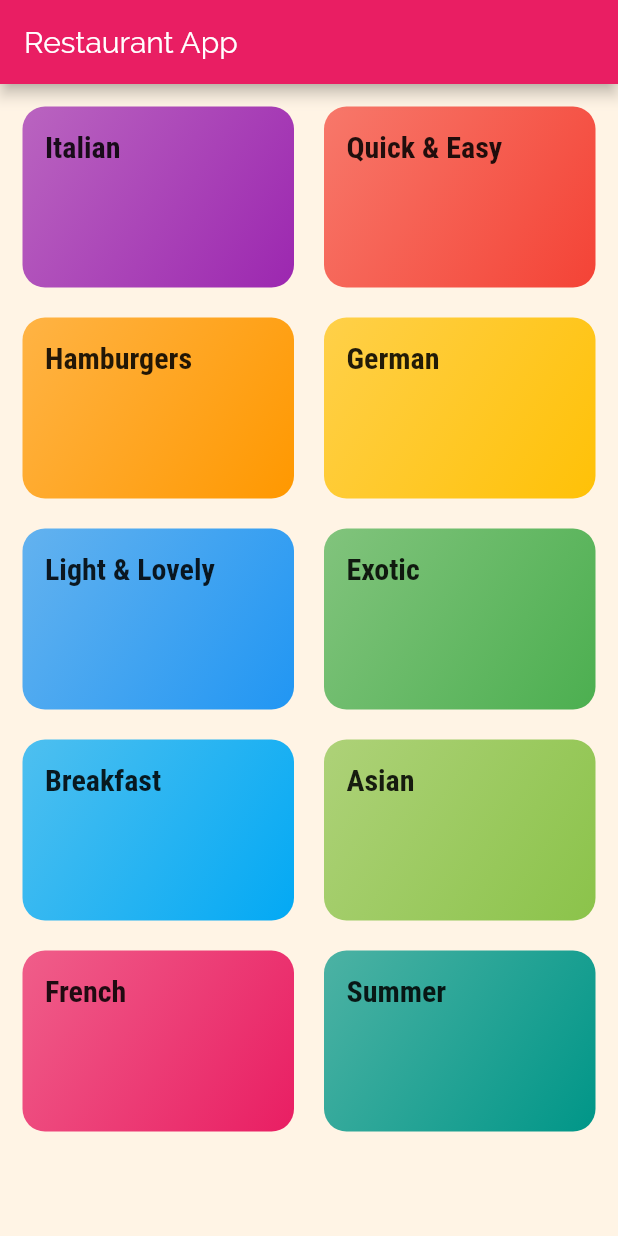
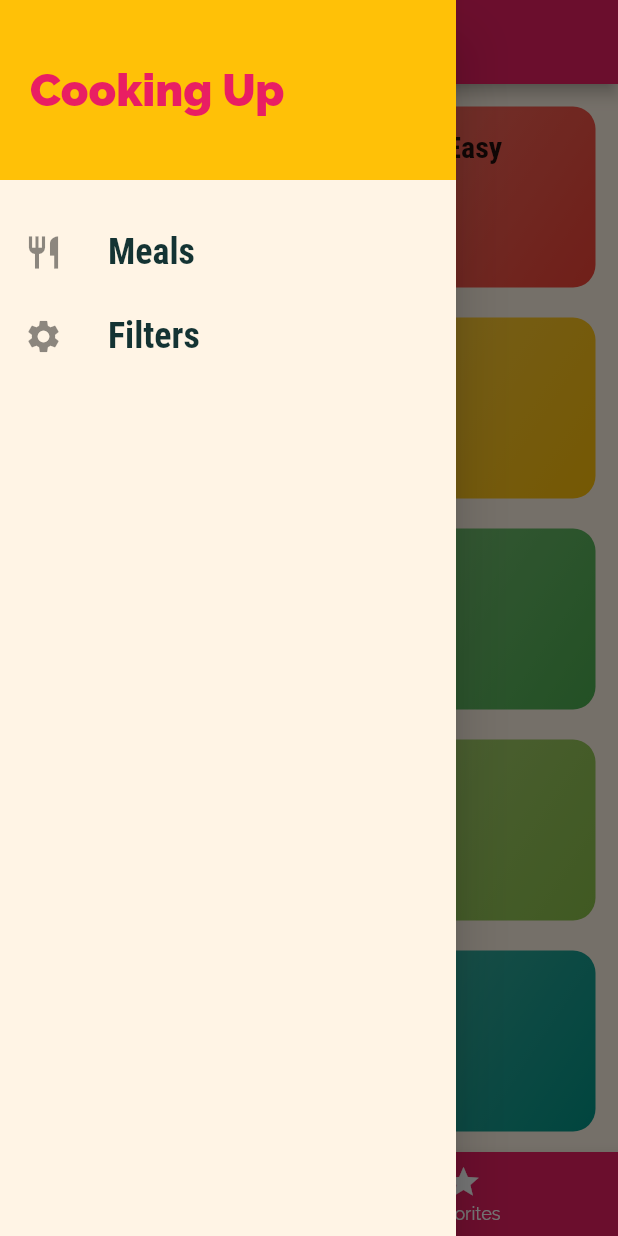
Before and after one commit to sleez007/restaurant_project, a Flutter app: the screen it shows after launch, with the side drawer open (before the commit the screen has no drawer), on a phone screen of 412 x 824 dp. Run offline on Flutter 3.47's test engine with Material 2 defaults, Android fonts, the phone set to English and light mode, and no system bars.

Commit message:
project wrapup

```diff
--- a/lib/main.dart
+++ b/lib/main.dart
@@ -2,14 +2,76 @@ import 'dart:io';
 
 import 'package:flutter/cupertino.dart';
 import 'package:flutter/material.dart';
+import 'package:resturant_project/dummy_data.dart';
+import 'package:resturant_project/models/Meal.dart';
+import 'package:resturant_project/routes/bottom_tab_screen.dart';
 import 'package:resturant_project/routes/categoryScreen/categories_screen.dart';
 import 'package:resturant_project/routes/categorymeal/category_meals_screen.dart';
+import 'package:resturant_project/routes/filtersScreen/filters_screen.dart';
 import 'package:resturant_project/routes/mealDetail/meal_detail_screen.dart';
+import 'package:resturant_project/routes/tabs_screen.dart';
 
 void main() => runApp(MyApp());
 
-class MyApp extends StatelessWidget {
-  // This widget is the root of your application.
+class MyApp extends StatefulWidget {
+  @override
+  _MyAppState createState() {
+    return _MyAppState();
+  }
+
+
+}
+
+class _MyAppState extends State<MyApp>{
+  Map<String , bool> _filters = {
+    'gluten' : false,
+    'lactose' : false,
+    'vegan' : false,
+    'vegetarian': false
+  };
+
+  List<Meal> _availableMeals = DUMMY_MEALS;
+
+  List<Meal> _favoriteMeals = [];
+
+  void _setFilters(Map<String , bool> filteredData ){
+    setState(() {
+      _filters = filteredData;
+      _availableMeals = DUMMY_MEALS.where((meal){
+        if(_filters['gluten'] && !meal.isGlutenFree){
+          return false;
+        }
+        if(_filters['lactose'] && !meal.isLactoseFree){
+          return false;
+        }
+        if(_filters['vegan'] && !meal.isVegan){
+          return false;
+        }
+        if(_filters['vegetarian'] && !meal.isVegetarian){
+          return false;
+        }
+        return true;
+      }).toList();
+    });
+  }
+
+  void _toggleFavorite(String mealId){
+   final existingIndex = _favoriteMeals.indexWhere((meal)=>meal.id == mealId);
+   if(existingIndex >= 0){
+     setState(() {
+       _favoriteMeals.removeAt(existingIndex);
+     });
+   }else{
+     setState(() {
+       _favoriteMeals.add(DUMMY_MEALS.firstWhere((meal)=> meal.id == mealId));
+     });
+   }
+  }
+
+  bool _isMealFavorite(String id){
+    return _favoriteMeals.any((meal)=>meal.id == id);
+  }
+
   @override
   Widget build(BuildContext context) {
     return Platform.isIOS ?
@@ -25,8 +87,9 @@ class MyApp extends StatelessWidget {
       //initialRoute: '/',
       routes: {
         '/': (context) =>  CategoriesScreen(),
-        CategoryMealsScreen.routeName: (context) => CategoryMealsScreen(),
-        MealDetailScreen.routeName: (context) => MealDetailScreen()
+        CategoryMealsScreen.routeName: (context) => CategoryMealsScreen(_availableMeals),
+        MealDetailScreen.routeName: (context) => MealDetailScreen(_toggleFavorite,_isMealFavorite),
+        FiltersScreen.routeName: (context)=>FiltersScreen(_setFilters, _filters)
       },
       onGenerateRoute: (settings){
         return CupertinoPageRoute(
@@ -54,9 +117,10 @@ class MyApp extends StatelessWidget {
       ),
       //home: CategoriesScreen(),
       routes: {
-          '/': (context) =>  CategoriesScreen(),
-          CategoryMealsScreen.routeName: (context) => CategoryMealsScreen(),
-          MealDetailScreen.routeName: (context) => MealDetailScreen(),
+        '/': (context) =>  BottomTabScreen(_favoriteMeals),
+        CategoryMealsScreen.routeName: (context) => CategoryMealsScreen(_availableMeals),
+        MealDetailScreen.routeName: (context) => MealDetailScreen(_toggleFavorite,_isMealFavorite),
+        FiltersScreen.routeName: (context)=>FiltersScreen(_setFilters, _filters)
       },
       onGenerateRoute: (settings){
         print(settings);
--- /dev/null
+++ b/lib/routes/bottom_tab_screen.dart
@@ -0,0 +1,66 @@
+import 'dart:io';
+
+import 'package:flutter/material.dart';
+import 'package:flutter/cupertino.dart';
+import 'package:resturant_project/models/Meal.dart';
+import 'package:resturant_project/routes/categoryScreen/categories_screen.dart';
+import 'package:resturant_project/routes/favorites_screen.dart';
+import 'package:resturant_project/routes/main_drawer.dart';
+
+class BottomTabScreen extends StatefulWidget {
+  final List<Meal> favoriteMeals;
+
+  BottomTabScreen(this.favoriteMeals);
+  @override
+  _BottomTabScreenState createState() => _BottomTabScreenState();
+}
+
+class _BottomTabScreenState extends State<BottomTabScreen> {
+  List<Map<String, Object>> _pages;
+
+
+  @override
+  void initState() {
+    super.initState();
+    _pages = [
+      {'page' : CategoriesScreen(), 'title' : 'categories'},
+      {'page' :  FavoritesScreen(widget.favoriteMeals), 'title':'Favorites'}
+    ];
+  }
+
+  int _selectedPageIndex = 0;
+
+  void _selectPage(int index){
+    setState(() {
+      _selectedPageIndex = index;
+    });
+  }
+
+
+
+  @override
+  Widget build(BuildContext context) {
+    return Platform.isIOS ?
+    CupertinoTabScaffold(
+    )
+        :
+    Scaffold(
+      drawer:MainDrawer(),
+      appBar: AppBar(title: Text(_pages[_selectedPageIndex]['title'])),
+      body:_pages[_selectedPageIndex]['page'],
+      bottomNavigationBar: BottomNavigationBar(
+        unselectedItemColor: Colors.white,
+        selectedItemColor: Theme.of(context).accentColor,
+        currentIndex: _selectedPageIndex,
+//        type: BottomNavigationBarType.shifting,
+
+        onTap: _selectPage,
+        backgroundColor: Theme.of(context).primaryColor,
+        items: [
+          BottomNavigationBarItem(icon: Icon(Icons.category),title: Text('Categories'), backgroundColor:Theme.of(context).primaryColor ),
+          BottomNavigationBarItem(icon: Icon(Icons.star),title: Text('Favorites'), backgroundColor:Theme.of(context).primaryColor),
+        ],
+      ) ,
+    );
+  }
+}
--- a/lib/routes/categoryScreen/categories_screen.dart
+++ b/lib/routes/categoryScreen/categories_screen.dart
@@ -32,9 +32,6 @@ class CategoriesScreen extends StatelessWidget {
             child: body,
             navigationBar: appBar,
           )
-        : Scaffold(
-            body: body,
-            appBar: appBar,
-          );
+        : body;
   }
 }
--- a/lib/routes/categorymeal/widgets/meal_item.dart
+++ b/lib/routes/categorymeal/widgets/meal_item.dart
@@ -59,6 +59,12 @@ class MealItem extends StatelessWidget {
   void _selectMeal(BuildContext context){
       Navigator.of(context).pushNamed(MealDetailScreen.routeName,arguments: {
         'id': id
+      }).then((result){
+        print(result);
+//        if(result!= null){
+//          removeItem(result);
+//        }
+
       });
   }
 
--- /dev/null
+++ b/lib/routes/main_drawer.dart
@@ -0,0 +1,35 @@
+import 'package:flutter/material.dart';
+import 'package:resturant_project/routes/filtersScreen/filters_screen.dart';
+
+class MainDrawer extends StatelessWidget {
+
+  Widget _buildListTile(String text, IconData icon , Function tapHandler){
+    return   ListTile(
+      leading: Icon(icon, size: 26,),title: Text(text, style: TextStyle(fontFamily: 'RobotoCondensed', fontSize: 24, fontWeight: FontWeight.bold),),
+      onTap: tapHandler
+    );
+  }
+  @override
+  Widget build(BuildContext context) {
+    return Drawer(
+      child: Column(
+        children: <Widget>[
+          Container(height: 120,color: Theme.of(context).accentColor , width: double.infinity, padding: EdgeInsets.all(20), alignment: Alignment.centerLeft,
+          child: Text('Cooking Up', style: TextStyle(
+            fontWeight: FontWeight.w900,
+            fontSize: 30,
+            color: Theme.of(context).primaryColor
+          ),),
+          ),
+          SizedBox(height: 20,),
+          _buildListTile('Meals', Icons.restaurant,(){
+            Navigator.of(context).pushReplacementNamed('/');
+          }),
+          _buildListTile('Filters', Icons.settings, (){
+            Navigator.of(context).pushReplacementNamed(FiltersScreen.routeName);
+          }),
+        ],
+      ),
+    );
+  }
+}
--- /dev/null
+++ b/lib/routes/tabs_screen.dart
@@ -0,0 +1,35 @@
+import 'dart:io';
+
+import 'package:flutter/material.dart';
+import 'package:flutter/cupertino.dart';
+import 'package:resturant_project/routes/categoryScreen/categories_screen.dart';
+import 'package:resturant_project/routes/favorites_screen.dart';
+
+
+/**
+ * THIS EXAMPLE IS FOR TOP TAB IE. FUSED WITH THE APPBAR
+ */
+class TabScreen  extends StatefulWidget {
+  @override
+  _TabScreenState createState() => _TabScreenState();
+}
+
+class _TabScreenState extends State<TabScreen> {
+  @override
+  Widget build(BuildContext context) {
+//    return Platform.isIOS CupertinoPageScaffold(): Scaffold();
+    return DefaultTabController(length: 2, initialIndex: 0, child: Scaffold(
+      appBar: AppBar(title: const Text('Meals'), bottom: TabBar(tabs: <Widget>[
+        Tab(icon: Icon(Icons.category),text: 'Categories',),
+        Tab(icon: Icon(Icons.star),text: 'Favorites',)
+      ],
+      )
+        ,) ,
+      body: TabBarView(
+        children: <Widget>[
+         // CategoriesScreen(),FavoritesScreen()
+        ],
+      ),
+    ));
+  }
+}
```
Also changed, not shown: lib/routes/categorymeal/category_meals_screen.dart (+44 -18 lines), lib/routes/favorites_screen.dart (added, +35 -0 lines), lib/routes/filtersScreen/filters_screen.dart (added, +99 -0 lines), lib/routes/mealDetail/meal_detail_screen.dart (+95 -5 lines), 1 other file. Lines whose indentation alone changed are shown as unchanged.
